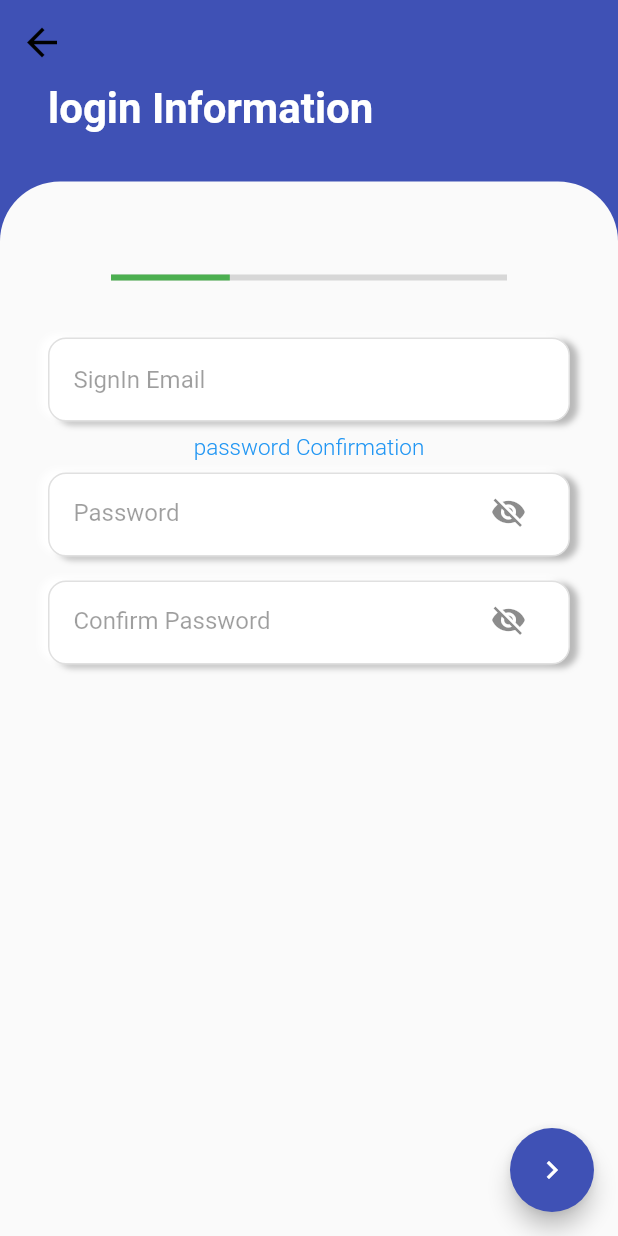
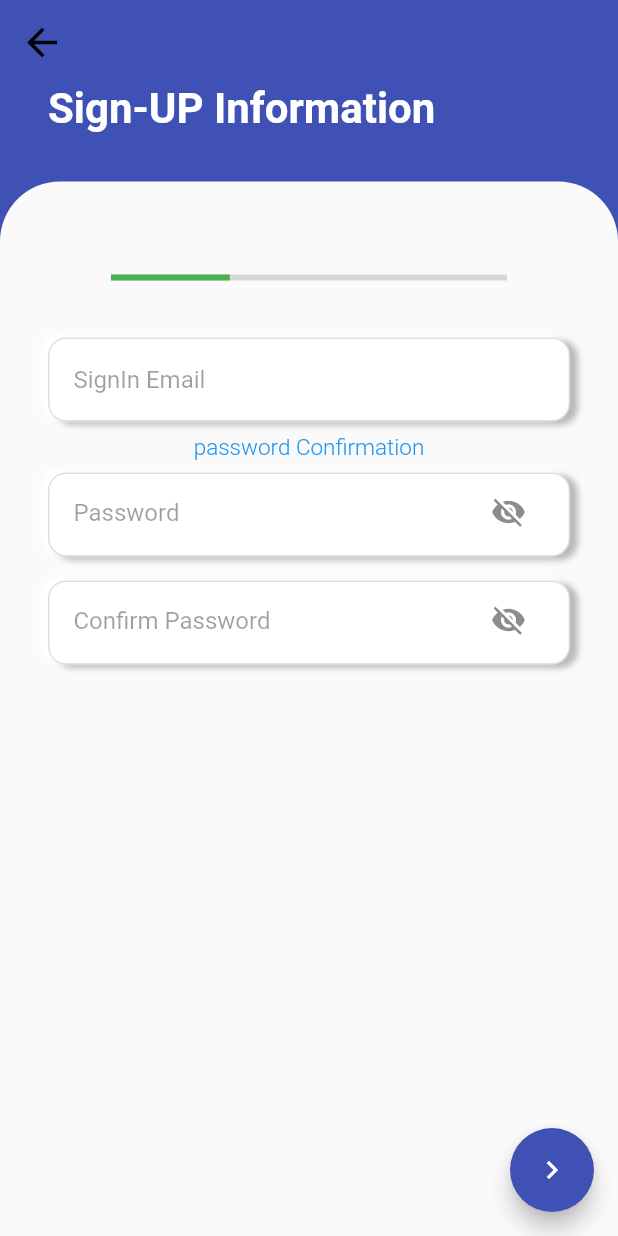
Before and after one commit to MFrankestien/sahlhaly_event_planner, a Flutter app: the PasswordPage screen opened directly, on a phone screen of 412 x 824 dp. Run offline on Flutter 3.47's test engine with Material 2 defaults, Android fonts, the phone set to English and light mode, and no system bars; our stand-ins replace cloud_firestore, firebase_auth, firebase_core, firebase_storage, flip_card, fluttertoast and 4 more; accounts and stored records are empty.

```diff
--- a/lib/HomePage.dart
+++ b/lib/HomePage.dart
@@ -295,7 +295,7 @@ class _HomePageState extends State<HomePage> {
           ),
 
           SizedBox(height: 12),
-          buildSearchBar(),
+
 
         ],
       ),
--- a/lib/Register/Login_info_page.dart
+++ b/lib/Register/Login_info_page.dart
@@ -293,7 +293,7 @@ class _PasswordPageState extends State<PasswordPage> {
         crossAxisAlignment: CrossAxisAlignment.center,
         children: <Widget>[
           Text(
-            'login Information',
+            'Sign-UP Information',
             style: TextStyle(
               color: Colors.white,
               fontWeight: FontWeight.w600,
```
Also changed, not shown: lib/main.dart (+5 -2 lines), lib/splash_screen/animation_screen.dart (+3 -4 lines).
